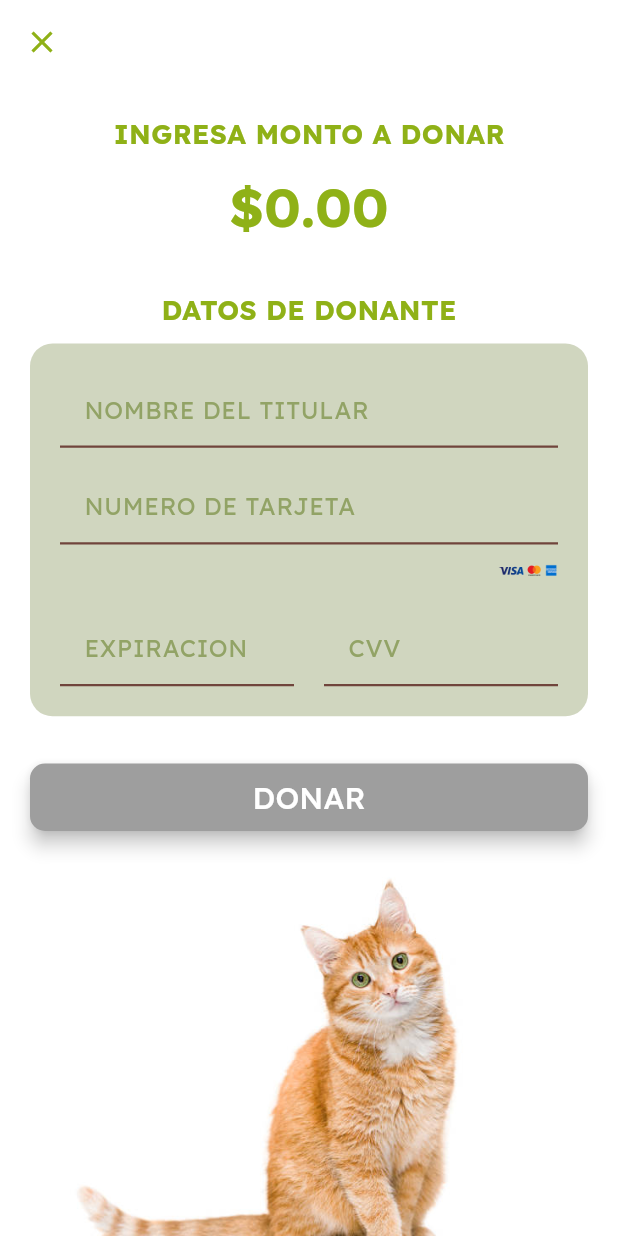
After one commit to LoorPaulina/PetMatch, a Flutter app: the DonationScreen screen opened directly, on a phone screen of 412 x 824 dp. The commit adds this screen. Run offline on Flutter 3.47's test engine with Material 3 defaults, Android fonts, the phone set to English and light mode, and no system bars; our stand-ins replace dio; accounts and stored records are empty.

Commit message:
pantalla de donacion

```diff
--- /dev/null
+++ b/pet_match/lib/screens/donation_window.dart
@@ -0,0 +1,150 @@
+import 'package:flutter/material.dart';
+import 'package:pet_match/constants.dart';
+import 'package:pet_match/models/users.dart';
+import 'package:pet_match/screens/login.dart';
+import 'package:pet_match/components/CustomButton.dart';
+import 'package:pet_match/components/CustomInput.dart';
+import 'package:pet_match/screens/main_window.dart';
+
+class DonationScreen extends StatelessWidget {
+  final TextEditingController nameController = TextEditingController();
+  final TextEditingController cardController = TextEditingController();
+  final TextEditingController expirationController = TextEditingController();
+  final TextEditingController cvvController = TextEditingController();
+
+  @override
+  Widget build(BuildContext context) {
+    return Scaffold(
+      backgroundColor: Colors.white,
+      appBar: AppBar(
+        backgroundColor: Colors.white,
+        elevation: 0,
+        leading: IconButton(
+          icon: Icon(Icons.close, color: secundaryColor),
+          onPressed: () {
+            Navigator.of(context).pushReplacement(
+              MaterialPageRoute(builder: (context) => MainWindow()),
+            ); // Acción de cerrar
+          },
+        ),
+      ),
+      body: SingleChildScrollView(
+        child: Padding(
+          padding: const EdgeInsets.symmetric(horizontal: 20.0),
+          child: Column(
+            crossAxisAlignment: CrossAxisAlignment.stretch,
+            children: [
+              const SizedBox(height: 20),
+              Center(
+                child: Text(
+                  "INGRESA MONTO A DONAR",
+                  style: TextStyle(
+                    color: secundaryColor,
+                    fontSize: 18,
+                    fontFamily: 'LexendDeca',
+                    fontWeight: FontWeight.bold,
+                  ),
+                ),
+              ),
+              const SizedBox(height: 10),
+              Center(
+                child: Text(
+                  "\$0.00",
+                  style: TextStyle(
+                    color: secundaryColor,
+                    fontSize: 36,
+                    fontFamily: 'LexendDeca',
+                    fontWeight: FontWeight.bold,
+                  ),
+                ),
+              ),
+              const SizedBox(height: 30),
+              Center(
+                child: Text(
+                  "DATOS DE DONANTE",
+                  style: TextStyle(
+                    color: secundaryColor,
+                    fontSize: 18,
+                    fontFamily: 'LexendDeca',
+                    fontWeight: FontWeight.bold,
+                  ),
+                ),
+              ),
+              const SizedBox(height: 10),
+              Container(
+                padding: const EdgeInsets.all(20.0),
+                decoration: BoxDecoration(
+                  color: principalColor,
+                  borderRadius: BorderRadius.circular(15),
+                ),
+                child: Column(
+                  crossAxisAlignment: CrossAxisAlignment.start,
+                  children: [
+                    Custominput(
+                      label: "NOMBRE DEL TITULAR",
+                      controller: nameController,
+                    ),
+                    const SizedBox(height: 15),
+                    Custominput(
+                      label: "NUMERO DE TARJETA",
+                      controller: cardController,
+                    ),
+                    const SizedBox(height: 5),
+                    Row(
+                      mainAxisAlignment: MainAxisAlignment.end,
+                      children: [
+                        Image.asset(
+                          'assets/tarjetas.png',
+                          width: 40,
+                          height: 25,
+                        ),
+                      ],
+                    ),
+                    const SizedBox(height: 15),
+                    Row(
+                      children: [
+                        Expanded(
+                          child: Custominput(
+                            label: "EXPIRACION",
+                            controller: expirationController,
+                          ),
+                        ),
+                        const SizedBox(width: 20),
+                        Expanded(
+                          child: Custominput(
+                            label: "CVV",
+                            controller: cvvController,
+                          ),
+                        ),
+                      ],
+                    ),
+                  ],
+                ),
+              ),
+              const SizedBox(height: 30),
+              CustomButton(
+                text: "DONAR",
+                onPressed: () {
+                  // Acción al presionar el botón de donar
+                },
+                backgroundColor: Colors.grey,
+                textColor: Colors.white,
+                borderRadius: 10.0,
+                elevation: 5.0,
+              ),
+              const SizedBox(height: 20),
+              Align(
+                alignment: Alignment.center,
+                child: Image.asset(
+                  'assets/gato.jpg',
+                  width: 400,
+                  height: 300,
+                ),
+              ),
+            ],
+          ),
+        ),
+      ),
+    );
+  }
+}
--- a/pet_match/lib/screens/main_window.dart
+++ b/pet_match/lib/screens/main_window.dart
@@ -2,6 +2,7 @@ import 'package:flutter/material.dart';
 import 'package:pet_match/constants.dart';
 import 'package:pet_match/models/users.dart';
 import 'package:pet_match/screens/login.dart';
+import 'package:pet_match/screens/donation_window.dart';
 
 class MainWindow extends StatelessWidget {
   @override
@@ -50,14 +51,16 @@ class MainWindow extends StatelessWidget {
         ),
         ButtonWithImage(
           imagePath: "assets/dollar-symbol.png",
-          label: 'ADOPTAR',
+          label: 'DONAR',
           onPressed: () {
-            //accion de adoptar
+            Navigator.of(context).pushReplacement(
+              MaterialPageRoute(builder: (context) => DonationScreen()),
+            );
           },
         ),
         ButtonWithImage(
           imagePath: "assets/user.png",
-          label: 'ADOPTAR',
+          label: 'PERFIL',
           onPressed: () {
             //accion de adoptar
           },
--- a/pet_match/pubspec.yaml
+++ b/pet_match/pubspec.yaml
@@ -72,6 +72,7 @@ flutter:
     - assets/paw.png
     - assets/perfil.jpg
     - assets/user.png
+    - assets/tarjetas.png
 
   # An image asset can refer to one or more resolution-specific "variants", see
   # https://flutter.dev/assets-and-images/#resolution-aware
```
Also changed, not shown: pet_match/assets/tarjetas.png (added).
